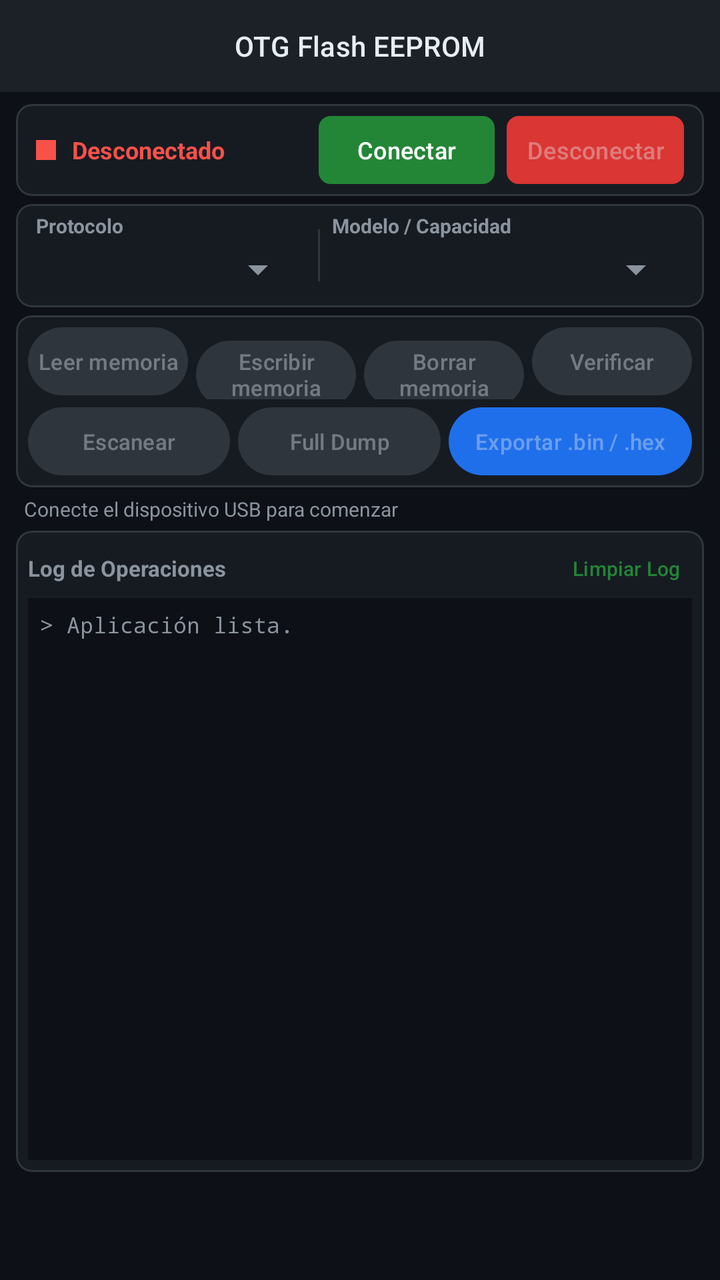
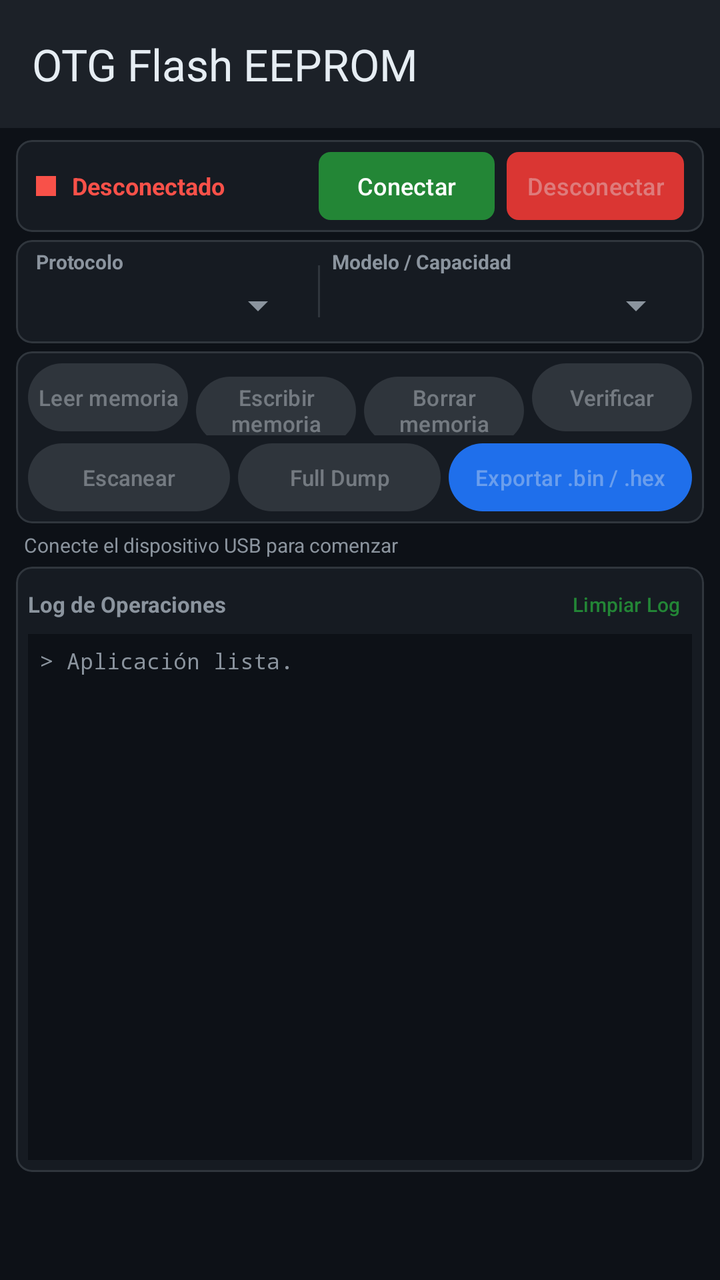

The first picture is an Android layout as it rendered before a commit; the second is the same layout after the commit. The layout source and the unified diff follow.
<!-- AndroidManifest.xml: application theme Theme.ComunicadorOTGTTLAndroid -->
<!-- res/layout/activity_main.xml -->
<?xml version="1.0" encoding="utf-8"?>
<LinearLayout xmlns:android="http://schemas.android.com/apk/res/android"
    xmlns:app="http://schemas.android.com/apk/res-auto"
    xmlns:tools="http://schemas.android.com/tools"
    android:layout_width="match_parent"
    android:layout_height="match_parent"
    android:background="@color/bg_dark"
    android:orientation="vertical">

    
    <com.google.android.material.appbar.MaterialToolbar
        android:id="@+id/toolbar"
        android:layout_width="match_parent"
        android:layout_height="46dp"
        android:minHeight="46dp"
        android:background="@color/bg_header"
        android:elevation="3dp"
        app:title="@string/app_name"
        app:titleTextColor="@color/text_primary"
        app:titleTextAppearance="@style/TextAppearance.Material3.TitleSmall"
        app:titleCentered="true" />

    
    <LinearLayout
        android:layout_width="match_parent"
        android:layout_height="0dp"
        android:layout_weight="1"
        android:orientation="vertical"
        android:paddingHorizontal="8dp"
        android:paddingTop="6dp">

        
        <com.google.android.material.card.MaterialCardView
            android:id="@+id/layoutStatus"
            android:layout_width="match_parent"
            android:layout_height="wrap_content"
            android:layout_marginBottom="4dp"
            app:cardBackgroundColor="@color/bg_card"
            app:cardCornerRadius="8dp"
            app:strokeWidth="1dp"
            app:strokeColor="#30363D">

            <LinearLayout
                android:layout_width="match_parent"
                android:layout_height="wrap_content"
                android:orientation="horizontal"
                android:gravity="center_vertical"
                android:paddingHorizontal="10dp"
                android:paddingVertical="6dp">

                <View
                    android:id="@+id/statusDot"
                    android:layout_width="10dp"
                    android:layout_height="10dp"
                    android:background="@color/status_disconnected" />

                <TextView
                    android:id="@+id/tvStatusLabel"
                    android:layout_width="0dp"
                    android:layout_height="wrap_content"
                    android:layout_marginStart="8dp"
                    android:layout_weight="1"
                    android:text="@string/status_disconnected"
                    android:textColor="@color/status_disconnected"
                    android:textSize="12sp"
                    android:textStyle="bold"
                    android:singleLine="true"
                    android:ellipsize="end" />

                <com.google.android.material.button.MaterialButton
                    android:id="@+id/btnConnect"
                    android:layout_width="wrap_content"
                    android:layout_height="34dp"
                    android:minHeight="34dp"
                    android:paddingHorizontal="12dp"
                    android:paddingVertical="0dp"
                    android:insetTop="0dp"
                    android:insetBottom="0dp"
                    android:text="@string/connect"
                    android:textSize="12sp"
                    app:backgroundTint="@color/btn_connect"
                    app:cornerRadius="6dp" />

                <com.google.android.material.button.MaterialButton
                    android:id="@+id/btnDisconnect"
                    android:layout_width="wrap_content"
                    android:layout_height="34dp"
                    android:minHeight="34dp"
                    android:layout_marginStart="6dp"
                    android:paddingHorizontal="10dp"
                    android:paddingVertical="0dp"
                    android:insetTop="0dp"
                    android:insetBottom="0dp"
                    android:enabled="false"
                    android:text="@string/disconnect"
                    android:textSize="12sp"
                    app:backgroundTint="@color/btn_disconnect"
                    app:cornerRadius="6dp" />
            </LinearLayout>
        </com.google.android.material.card.MaterialCardView>

        
        <com.google.android.material.card.MaterialCardView
            android:layout_width="match_parent"
            android:layout_height="wrap_content"
            android:layout_marginBottom="4dp"
            app:cardBackgroundColor="@color/bg_card"
            app:cardCornerRadius="8dp"
            app:strokeWidth="1dp"
            app:strokeColor="#30363D">

            <LinearLayout
                android:layout_width="match_parent"
                android:layout_height="wrap_content"
                android:orientation="horizontal"
                android:paddingHorizontal="10dp"
                android:paddingVertical="4dp"
                android:gravity="center_vertical">

                
                <LinearLayout
                    android:layout_width="0dp"
                    android:layout_height="wrap_content"
                    android:layout_weight="1"
                    android:orientation="vertical">

                    <TextView
                        android:layout_width="wrap_content"
                        android:layout_height="wrap_content"
                        android:text="@string/protocol_label"
                        android:textColor="@color/text_secondary"
                        android:textSize="10sp"
                        android:textStyle="bold" />

                    <Spinner
                        android:id="@+id/spinnerProtocol"
                        android:layout_width="match_parent"
                        android:layout_height="30dp"
                        android:backgroundTint="@color/text_secondary" />
                </LinearLayout>

                <View
                    android:layout_width="1dp"
                    android:layout_height="26dp"
                    android:background="#30363D"
                    android:layout_marginHorizontal="6dp" />

                
                <LinearLayout
                    android:layout_width="0dp"
                    android:layout_height="wrap_content"
                    android:layout_weight="1.3"
                    android:orientation="vertical">

                    <TextView
                        android:layout_width="wrap_content"
                        android:layout_height="wrap_content"
                        android:text="@string/model_capacity_label"
                        android:textColor="@color/text_secondary"
                        android:textSize="10sp"
                        android:textStyle="bold" />

                    <Spinner
                        android:id="@+id/spinnerModel"
                        android:layout_width="match_parent"
                        android:layout_height="30dp"
                        android:backgroundTint="@color/text_secondary" />
                </LinearLayout>
            </LinearLayout>
        </com.google.android.material.card.MaterialCardView>

        
        <com.google.android.material.card.MaterialCardView
            android:layout_width="match_parent"
            android:layout_height="wrap_content"
            android:layout_marginBottom="4dp"
            app:cardBackgroundColor="@color/bg_card"
            app:cardCornerRadius="8dp"
            app:strokeWidth="1dp"
            app:strokeColor="#30363D">

            <LinearLayout
                android:layout_width="match_parent"
                android:layout_height="wrap_content"
                android:orientation="vertical"
                android:padding="4dp">

                
                <LinearLayout
                    android:layout_width="match_parent"
                    android:layout_height="wrap_content"
                    android:orientation="horizontal">

                    <com.google.android.material.button.MaterialButton
                        android:id="@+id/btnRead"
                        style="@style/Widget.Material3.Button.TonalButton"
                        android:layout_width="0dp"
                        android:layout_height="34dp"
                        android:minHeight="34dp"
                        android:layout_weight="1"
                        android:layout_margin="2dp"
                        android:insetTop="0dp"
                        android:insetBottom="0dp"
                        android:paddingHorizontal="2dp"
                        android:paddingVertical="0dp"
                        android:text="@string/read_eeprom"
                        android:textSize="11sp"
                        android:enabled="false" />

                    <com.google.android.material.button.MaterialButton
                        android:id="@+id/btnWrite"
                        style="@style/Widget.Material3.Button.TonalButton"
                        android:layout_width="0dp"
                        android:layout_height="34dp"
                        android:minHeight="34dp"
                        android:layout_weight="1"
                        android:layout_margin="2dp"
                        android:insetTop="0dp"
                        android:insetBottom="0dp"
                        android:paddingHorizontal="2dp"
                        android:paddingVertical="0dp"
                        android:text="@string/write_eeprom"
                        android:textSize="11sp"
                        android:enabled="false" />

                    <com.google.android.material.button.MaterialButton
                        android:id="@+id/btnErase"
                        style="@style/Widget.Material3.Button.TonalButton"
                        android:layout_width="0dp"
                        android:layout_height="34dp"
                        android:minHeight="34dp"
                        android:layout_weight="1"
                        android:layout_margin="2dp"
                        android:insetTop="0dp"
                        android:insetBottom="0dp"
                        android:paddingHorizontal="2dp"
                        android:paddingVertical="0dp"
                        android:text="@string/erase_eeprom"
                        android:textSize="11sp"
                        android:enabled="false" />

                    <com.google.android.material.button.MaterialButton
                        android:id="@+id/btnVerify"
                        style="@style/Widget.Material3.Button.TonalButton"
                        android:layout_width="0dp"
                        android:layout_height="34dp"
                        android:minHeight="34dp"
                        android:layout_weight="1"
                        android:layout_margin="2dp"
                        android:insetTop="0dp"
                        android:insetBottom="0dp"
                        android:paddingHorizontal="2dp"
                        android:paddingVertical="0dp"
                        android:text="@string/verify_eeprom"
                        android:textSize="11sp"
                        android:enabled="false" />
                </LinearLayout>

                
                <LinearLayout
                    android:layout_width="match_parent"
                    android:layout_height="wrap_content"
                    android:orientation="horizontal"
                    android:layout_marginTop="2dp">

                    <com.google.android.material.button.MaterialButton
                        android:id="@+id/btnScan"
                        style="@style/Widget.Material3.Button.TonalButton"
                        android:layout_width="0dp"
                        android:layout_height="34dp"
                        android:minHeight="34dp"
                        android:layout_weight="1"
                        android:layout_margin="2dp"
                        android:insetTop="0dp"
                        android:insetBottom="0dp"
                        android:paddingHorizontal="2dp"
                        android:paddingVertical="0dp"
                        android:text="@string/scan_label"
                        android:textSize="11sp"
                        android:enabled="false" />

                    <com.google.android.material.button.MaterialButton
                        android:id="@+id/btnFullDump"
                        style="@style/Widget.Material3.Button.TonalButton"
                        android:layout_width="0dp"
                        android:layout_height="34dp"
                        android:minHeight="34dp"
                        android:layout_weight="1"
                        android:layout_margin="2dp"
                        android:insetTop="0dp"
                        android:insetBottom="0dp"
                        android:paddingHorizontal="2dp"
                        android:paddingVertical="0dp"
                        android:text="@string/full_dump_label"
                        android:textSize="11sp"
                        android:enabled="false" />

                    <com.google.android.material.button.MaterialButton
                        android:id="@+id/btnSave"
                        style="@style/Widget.Material3.Button"
                        android:layout_width="0dp"
                        android:layout_height="34dp"
                        android:minHeight="34dp"
                        android:layout_weight="1.2"
                        android:layout_margin="2dp"
                        android:insetTop="0dp"
                        android:insetBottom="0dp"
                        android:paddingHorizontal="4dp"
                        android:paddingVertical="0dp"
                        android:text="@string/save_eeprom"
                        android:textSize="11sp"
                        android:enabled="false"
                        app:backgroundTint="@color/btn_send" />
                </LinearLayout>
            </LinearLayout>
        </com.google.android.material.card.MaterialCardView>

        
        <TextView
            android:id="@+id/tvInstructions"
            android:layout_width="match_parent"
            android:layout_height="wrap_content"
            android:layout_marginHorizontal="4dp"
            android:layout_marginBottom="4dp"
            android:text="@string/status_connect_usb"
            android:textColor="@color/text_secondary"
            android:textSize="10sp"
            android:maxLines="1"
            android:ellipsize="end" />

        
        <com.google.android.material.card.MaterialCardView
            android:id="@+id/nativeAdCard"
            android:layout_width="match_parent"
            android:layout_height="wrap_content"
            android:layout_marginBottom="4dp"
            android:visibility="gone"
            app:cardBackgroundColor="@color/bg_card"
            app:cardCornerRadius="8dp"
            app:strokeWidth="1dp"
            app:strokeColor="#30363D">

            <com.google.android.gms.ads.nativead.NativeAdView
                android:id="@+id/nativeAdView"
                android:layout_width="match_parent"
                android:layout_height="wrap_content">

                <LinearLayout
                    android:layout_width="match_parent"
                    android:layout_height="wrap_content"
                    android:orientation="horizontal"
                    android:gravity="center_vertical"
                    android:padding="6dp">

                    
                    <ImageView
                        android:id="@+id/ad_app_icon"
                        android:layout_width="36dp"
                        android:layout_height="36dp"
                        android:layout_marginEnd="6dp"
                        android:contentDescription="@string/ad_icon_desc"
                        android:scaleType="fitCenter" />

                    
                    <LinearLayout
                        android:layout_width="0dp"
                        android:layout_height="wrap_content"
                        android:layout_weight="1"
                        android:orientation="vertical">

                        
                        <LinearLayout
                            android:layout_width="match_parent"
                            android:layout_height="wrap_content"
                            android:orientation="horizontal"
                            android:gravity="center_vertical">

                            <TextView
                                android:layout_width="wrap_content"
                                android:layout_height="wrap_content"
                                android:text="@string/ad_badge"
                                android:textSize="9sp"
                                android:textStyle="bold"
                                android:textColor="#FFFFFF"
                                android:background="@drawable/badge_ad"
                                android:paddingHorizontal="4dp"
                                android:paddingVertical="1dp"
                                android:layout_marginEnd="4dp" />

                            <TextView
                                android:id="@+id/ad_headline"
                                android:layout_width="0dp"
                                android:layout_height="wrap_content"
                                android:layout_weight="1"
                                android:textColor="@color/text_primary"
                                android:textSize="11sp"
                                android:textStyle="bold"
                                android:maxLines="1"
                                android:ellipsize="end" />
                        </LinearLayout>

                        
                        <TextView
                            android:id="@+id/ad_body"
                            android:layout_width="match_parent"
                            android:layout_height="wrap_content"
                            android:textColor="@color/text_secondary"
                            android:textSize="10sp"
                            android:maxLines="1"
                            android:ellipsize="end"
                            android:layout_marginTop="1dp" />

                        <TextView
                            android:id="@+id/ad_advertiser"
                            android:layout_width="match_parent"
                            android:layout_height="wrap_content"
                            android:textColor="@color/text_muted"
                            android:textSize="9sp"
                            android:maxLines="1"
                            android:ellipsize="end"
                            android:visibility="gone" />
                    </LinearLayout>

                    
                    <com.google.android.material.button.MaterialButton
                        android:id="@+id/ad_call_to_action"
                        android:layout_width="wrap_content"
                        android:layout_height="30dp"
                        android:minHeight="30dp"
                        android:layout_marginStart="6dp"
                        android:paddingHorizontal="8dp"
                        android:paddingVertical="0dp"
                        android:insetTop="0dp"
                        android:insetBottom="0dp"
                        android:textSize="10sp"
                        android:textColor="#FFFFFF"
                        app:backgroundTint="@color/color_primary"
                        app:cornerRadius="6dp" />
                </LinearLayout>
            </com.google.android.gms.ads.nativead.NativeAdView>
        </com.google.android.material.card.MaterialCardView>

        
        <com.google.android.material.card.MaterialCardView
            android:layout_width="match_parent"
            android:layout_height="0dp"
            android:layout_weight="1"
            android:layout_marginBottom="4dp"
            app:cardBackgroundColor="@color/bg_card"
            app:cardCornerRadius="8dp"
            app:strokeWidth="1dp"
            app:strokeColor="#30363D">

            <LinearLayout
                android:layout_width="match_parent"
                android:layout_height="match_parent"
                android:orientation="vertical"
                android:padding="6dp">

                <LinearLayout
                    android:layout_width="match_parent"
                    android:layout_height="wrap_content"
                    android:gravity="center_vertical"
                    android:layout_marginBottom="2dp">

                    <TextView
                        android:layout_width="0dp"
                        android:layout_height="wrap_content"
                        android:layout_weight="1"
                        android:text="@string/operations_log"
                        android:textColor="@color/text_secondary"
                        android:textSize="11sp"
                        android:textStyle="bold" />

                    <com.google.android.material.button.MaterialButton
                        android:id="@+id/btnClearLog"
                        style="@style/Widget.Material3.Button.TextButton"
                        android:layout_width="wrap_content"
                        android:layout_height="wrap_content"
                        android:minWidth="0dp"
                        android:minHeight="0dp"
                        android:layout_margin="0dp"
                        android:paddingHorizontal="6dp"
                        android:paddingVertical="2dp"
                        android:text="@string/clear_log"
                        android:textSize="10sp" />
                </LinearLayout>

                <ScrollView
                    android:id="@+id/scrollLog"
                    android:layout_width="match_parent"
                    android:layout_height="match_parent"
                    android:background="#0D1117"
                    android:padding="6dp">

                    <TextView
                        android:id="@+id/tvLog"
                        android:layout_width="match_parent"
                        android:layout_height="wrap_content"
                        android:text="@string/app_ready"
                        android:textColor="#8B949E"
                        android:textSize="11sp"
                        android:typeface="monospace" />
                </ScrollView>
            </LinearLayout>
        </com.google.android.material.card.MaterialCardView>

    </LinearLayout>

    
    <FrameLayout
        android:id="@+id/bannerContainer"
        android:layout_width="match_parent"
        android:layout_height="wrap_content"
        android:minHeight="50dp"
        android:layout_gravity="center_horizontal"
        android:background="@color/bg_dark" />

</LinearLayout>
<!-- resources referenced by this layout -->
<resources>
  <color name="bg_card">#161B22</color>
  <color name="bg_dark">#0D1117</color>
  <color name="bg_header">#1C2128</color>
  <color name="btn_connect">#238636</color>
  <color name="btn_disconnect">#DA3633</color>
  <color name="btn_send">#1F6FEB</color>
  <color name="color_primary">#238636</color>
  <color name="status_disconnected">#F85149</color>
  <color name="text_muted">#6E7681</color>
  <color name="text_primary">#E6EDF3</color>
  <color name="text_secondary">#8B949E</color>
  <!-- drawable badge_ad (drawable) -->
  <?xml version="1.0" encoding="utf-8"?>
  <shape xmlns:android="http://schemas.android.com/apk/res/android"
      android:shape="rectangle">
      <corners android:radius="3dp" />
      <solid android:color="#238636" />
  </shape>
  <string name="ad_badge">Ad</string>
  <string name="ad_icon_desc">Icono de anuncio</string>
  <string name="app_name">OTG Flash EEPROM</string>
  <string name="app_ready">&gt; Aplicación lista.\n</string>
  <string name="clear_log">Limpiar Log</string>
  <string name="connect">Conectar</string>
  <string name="disconnect">Desconectar</string>
  <string name="erase_eeprom">Borrar memoria</string>
  <string name="full_dump_label">Full Dump</string>
  <string name="model_capacity_label">Modelo / Capacidad</string>
  <string name="operations_log">Log de Operaciones</string>
  <string name="protocol_label">Protocolo</string>
  <string name="read_eeprom">Leer memoria</string>
  <string name="save_eeprom">Exportar .bin / .hex</string>
  <string name="scan_label">Escanear</string>
  <string name="status_connect_usb">Conecte el dispositivo USB para comenzar</string>
  <string name="status_disconnected">Desconectado</string>
  <string name="verify_eeprom">Verificar</string>
  <string name="write_eeprom">Escribir memoria</string>
  <style name="Theme.ComunicadorOTGTTLAndroid" parent="Base.Theme.ComunicadorOTGTTLAndroid" />
  <style name="Base.Theme.ComunicadorOTGTTLAndroid" parent="Theme.Material3.Dark.NoActionBar">
          <item name="colorPrimary">@color/color_primary</item>
          <item name="colorPrimaryVariant">@color/color_primary_variant</item>
          <item name="colorOnPrimary">@color/white</item>
          <item name="colorSurface">@color/bg_card</item>
          <item name="colorOnSurface">@color/text_primary</item>
          <item name="android:colorBackground">@color/bg_dark</item>
          <item name="android:windowBackground">@color/bg_dark</item>
          <item name="android:statusBarColor">@color/bg_dark</item>
          <item name="android:navigationBarColor">@color/bg_dark</item>
      </style>
  <color name="color_primary_variant">#2EA043</color>
  <color name="white">#FFFFFFFF</color>
</resources>

<!-- the commit's change to res/layout/activity_main.xml (unified diff, before → after) -->
@@ -2,6 +2,7 @@
 <LinearLayout xmlns:android="http://schemas.android.com/apk/res/android"
     xmlns:app="http://schemas.android.com/apk/res-auto"
     xmlns:tools="http://schemas.android.com/tools"
+    android:id="@+id/main"
     android:layout_width="match_parent"
     android:layout_height="match_parent"
     android:background="@color/bg_dark"
@@ -11,14 +12,13 @@
     <com.google.android.material.appbar.MaterialToolbar
         android:id="@+id/toolbar"
         android:layout_width="match_parent"
-        android:layout_height="46dp"
-        android:minHeight="46dp"
+        android:layout_height="64dp"
+        android:minHeight="64dp"
         android:background="@color/bg_header"
         android:elevation="3dp"
         app:title="@string/app_name"
         app:titleTextColor="@color/text_primary"
-        app:titleTextAppearance="@style/TextAppearance.Material3.TitleSmall"
-        app:titleCentered="true" />
+        app:titleTextAppearance="@style/TextAppearance.ComunicadorOTG.ToolbarTitle" />
 
     
     <LinearLayout
<!-- resource entries referenced after the edit -->
@@ -37,6 +37,12 @@
   <string name="status_disconnected">Desconectado</string>
   <string name="verify_eeprom">Verificar</string>
   <string name="write_eeprom">Escribir memoria</string>
+  <style name="TextAppearance.ComunicadorOTG.ToolbarTitle" parent="TextAppearance.Material3.TitleLarge">
+          <item name="android:textSize">22sp</item>
+          <item name="android:textColor">@color/text_primary</item>
+          <item name="android:textStyle">normal</item>
+          <item name="android:fontFamily">sans-serif-medium</item>
+      </style>
   <style name="Theme.ComunicadorOTGTTLAndroid" parent="Base.Theme.ComunicadorOTGTTLAndroid" />
   <style name="Base.Theme.ComunicadorOTGTTLAndroid" parent="Theme.Material3.Dark.NoActionBar">
           <item name="colorPrimary">@color/color_primary</item>
@@ -46,8 +52,11 @@
           <item name="colorOnSurface">@color/text_primary</item>
           <item name="android:colorBackground">@color/bg_dark</item>
           <item name="android:windowBackground">@color/bg_dark</item>
-          <item name="android:statusBarColor">@color/bg_dark</item>
+          
+          <item name="android:statusBarColor">@color/bg_header</item>
           <item name="android:navigationBarColor">@color/bg_dark</item>
+          <item name="android:windowLightStatusBar">false</item>
+          <item name="android:windowLightNavigationBar">false</item>
       </style>
   <color name="color_primary_variant">#2EA043</color>
   <color name="white">#FFFFFFFF</color>
